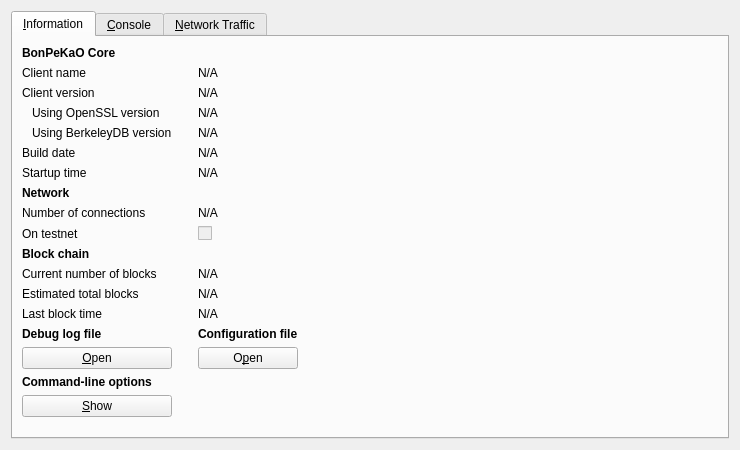
bonpekao/bonpekao, file src/qt/forms/rpcconsole.ui: the form before one commit.
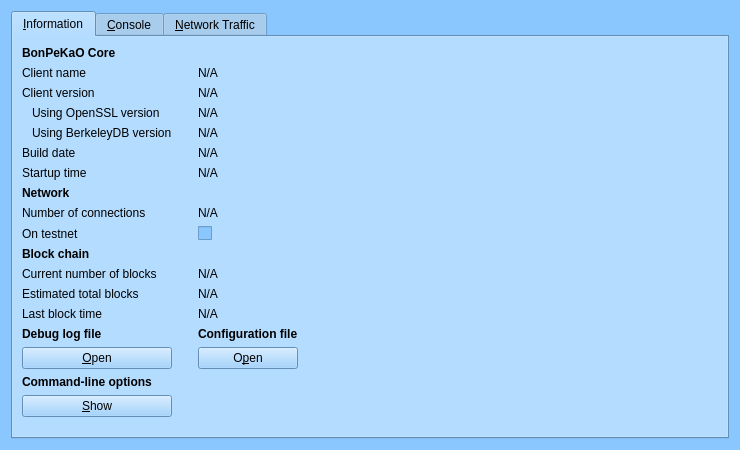
The form after the commit. Icons and pictures are not drawn. Custom widgets are drawn as their Qt base class.

```diff
--- a/src/qt/forms/rpcconsole.ui
+++ b/src/qt/forms/rpcconsole.ui
@@ -10,6 +10,421 @@
     <height>450</height>
    </rect>
   </property>
+  <property name="palette">
+   <palette>
+    <active>
+     <colorrole role="WindowText">
+      <brush brushstyle="SolidPattern">
+       <color alpha="255">
+        <red>0</red>
+        <green>0</green>
+        <blue>0</blue>
+       </color>
+      </brush>
+     </colorrole>
+     <colorrole role="Button">
+      <brush brushstyle="SolidPattern">
+       <color alpha="255">
+        <red>138</red>
+        <green>199</green>
+        <blue>255</blue>
+       </color>
+      </brush>
+     </colorrole>
+     <colorrole role="Light">
+      <brush brushstyle="SolidPattern">
+       <color alpha="255">
+        <red>255</red>
+        <green>255</green>
+        <blue>255</blue>
+       </color>
+      </brush>
+     </colorrole>
+     <colorrole role="Midlight">
+      <brush brushstyle="SolidPattern">
+       <color alpha="255">
+        <red>196</red>
+        <green>227</green>
+        <blue>255</blue>
+       </color>
+      </brush>
+     </colorrole>
+     <colorrole role="Dark">
+      <brush brushstyle="SolidPattern">
+       <color alpha="255">
+        <red>69</red>
+        <green>99</green>
+        <blue>127</blue>
+       </color>
+      </brush>
+     </colorrole>
+     <colorrole role="Mid">
+      <brush brushstyle="SolidPattern">
+       <color alpha="255">
+        <red>92</red>
+        <green>133</green>
+        <blue>170</blue>
+       </color>
+      </brush>
+     </colorrole>
+     <colorrole role="Text">
+      <brush brushstyle="SolidPattern">
+       <color alpha="255">
+        <red>0</red>
+        <green>0</green>
+        <blue>0</blue>
+       </color>
+      </brush>
+     </colorrole>
+     <colorrole role="BrightText">
+      <brush brushstyle="SolidPattern">
+       <color alpha="255">
+        <red>255</red>
+        <green>255</green>
+        <blue>255</blue>
+       </color>
+      </brush>
+     </colorrole>
+     <colorrole role="ButtonText">
+      <brush brushstyle="SolidPattern">
+       <color alpha="255">
+        <red>0</red>
+        <green>0</green>
+        <blue>0</blue>
+       </color>
+      </brush>
+     </colorrole>
+     <colorrole role="Base">
+      <brush brushstyle="SolidPattern">
+       <color alpha="255">
+        <red>255</red>
+        <green>255</green>
+        <blue>255</blue>
+       </color>
+      </brush>
+     </colorrole>
+     <colorrole role="Window">
+      <brush brushstyle="SolidPattern">
+       <color alpha="255">
+        <red>138</red>
+        <green>199</green>
+        <blue>255</blue>
+       </color>
+      </brush>
+     </colorrole>
+     <colorrole role="Shadow">
+      <brush brushstyle="SolidPattern">
+       <color alpha="255">
+        <red>0</red>
+        <green>0</green>
+        <blue>0</blue>
+       </color>
+      </brush>
+     </colorrole>
+     <colorrole role="AlternateBase">
+      <brush brushstyle="SolidPattern">
+       <color alpha="255">
+        <red>196</red>
+        <green>227</green>
+        <blue>255</blue>
+       </color>
+      </brush>
+     </colorrole>
+     <colorrole role="ToolTipBase">
+      <brush brushstyle="SolidPattern">
+       <color alpha="255">
+        <red>255</red>
+        <green>255</green>
+        <blue>220</blue>
+       </color>
+      </brush>
+     </colorrole>
+     <colorrole role="ToolTipText">
+      <brush brushstyle="SolidPattern">
+       <color alpha="255">
+        <red>0</red>
+        <green>0</green>
+        <blue>0</blue>
+       </color>
+      </brush>
+     </colorrole>
+    </active>
+    <inactive>
+     <colorrole role="WindowText">
+      <brush brushstyle="SolidPattern">
+       <color alpha="255">
+        <red>0</red>
+        <green>0</green>
+        <blue>0</blue>
+       </color>
+      </brush>
+     </colorrole>
+     <colorrole role="Button">
+      <brush brushstyle="SolidPattern">
+       <color alpha="255">
+        <red>138</red>
+        <green>199</green>
+        <blue>255</blue>
+       </color>
+      </brush>
+     </colorrole>
+     <colorrole role="Light">
+      <brush brushstyle="SolidPattern">
+       <color alpha="255">
+        <red>255</red>
+        <green>255</green>
+        <blue>255</blue>
+       </color>
+      </brush>
+     </colorrole>
+     <colorrole role="Midlight">
+      <brush brushstyle="SolidPattern">
+       <color alpha="255">
+        <red>196</red>
+        <green>227</green>
+        <blue>255</blue>
+       </color>
+      </brush>
+     </colorrole>
+     <colorrole role="Dark">
+      <brush brushstyle="SolidPattern">
+       <color alpha="255">
+        <red>69</red>
+        <green>99</green>
+        <blue>127</blue>
+       </color>
+      </brush>
+     </colorrole>
+     <colorrole role="Mid">
+      <brush brushstyle="SolidPattern">
+       <color alpha="255">
+        <red>92</red>
+        <green>133</green>
+        <blue>170</blue>
+       </color>
+      </brush>
+     </colorrole>
+     <colorrole role="Text">
+      <brush brushstyle="SolidPattern">
+       <color alpha="255">
+        <red>0</red>
+        <green>0</green>
+        <blue>0</blue>
+       </color>
+      </brush>
+     </colorrole>
+     <colorrole role="BrightText">
+      <brush brushstyle="SolidPattern">
+       <color alpha="255">
+        <red>255</red>
+        <green>255</green>
+        <blue>255</blue>
+       </color>
+      </brush>
+     </colorrole>
+     <colorrole role="ButtonText">
+      <brush brushstyle="SolidPattern">
+       <color alpha="255">
+        <red>0</red>
+        <green>0</green>
+        <blue>0</blue>
+       </color>
+      </brush>
+     </colorrole>
+     <colorrole role="Base">
+      <brush brushstyle="SolidPattern">
+       <color alpha="255">
+        <red>255</red>
+        <green>255</green>
+        <blue>255</blue>
+       </color>
+      </brush>
+     </colorrole>
+     <colorrole role="Window">
+      <brush brushstyle="SolidPattern">
+       <color alpha="255">
+        <red>138</red>
+        <green>199</green>
+        <blue>255</blue>
+       </color>
+      </brush>
+     </colorrole>
+     <colorrole role="Shadow">
+      <brush brushstyle="SolidPattern">
+       <color alpha="255">
+        <red>0</red>
+        <green>0</green>
+        <blue>0</blue>
+       </color>
+      </brush>
+     </colorrole>
+     <colorrole role="AlternateBase">
+      <brush brushstyle="SolidPattern">
+       <color alpha="255">
+        <red>196</red>
+        <green>227</green>
+        <blue>255</blue>
+       </color>
+      </brush>
+     </colorrole>
+     <colorrole role="ToolTipBase">
+      <brush brushstyle="SolidPattern">
+       <color alpha="255">
+        <red>255</red>
+        <green>255</green>
+        <blue>220</blue>
+       </color>
+      </brush>
+     </colorrole>
+     <colorrole role="ToolTipText">
+      <brush brushstyle="SolidPattern">
+       <color alpha="255">
+        <red>0</red>
+        <green>0</green>
+        <blue>0</blue>
+       </color>
+      </brush>
+     </colorrole>
+    </inactive>
+    <disabled>
+     <colorrole role="WindowText">
+      <brush brushstyle="SolidPattern">
+       <color alpha="255">
+        <red>69</red>
+        <green>99</green>
+        <blue>127</blue>
+       </color>
+      </brush>
+     </colorrole>
+     <colorrole role="Button">
+      <brush brushstyle="SolidPattern">
+       <color alpha="255">
+        <red>138</red>
+        <green>199</green>
+        <blue>255</blue>
+       </color>
+      </brush>
+     </colorrole>
+     <colorrole role="Light">
+      <brush brushstyle="SolidPattern">
+       <color alpha="255">
+        <red>255</red>
+        <green>255</green>
+        <blue>255</blue>
+       </color>
+      </brush>
+     </colorrole>
+     <colorrole role="Midlight">
+      <brush brushstyle="SolidPattern">
+       <color alpha="255">
+        <red>196</red>
+        <green>227</green>
+        <blue>255</blue>
+       </color>
+      </brush>
+     </colorrole>
+     <colorrole role="Dark">
+      <brush brushstyle="SolidPattern">
+       <color alpha="255">
+        <red>69</red>
+        <green>99</green>
+        <blue>127</blue>
+       </color>
+      </brush>
+     </colorrole>
+     <colorrole role="Mid">
+      <brush brushstyle="SolidPattern">
+       <color alpha="255">
+        <red>92</red>
+        <green>133</green>
+        <blue>170</blue>
+       </color>
+      </brush>
+     </colorrole>
+     <colorrole role="Text">
+      <brush brushstyle="SolidPattern">
+       <color alpha="255">
+        <red>69</red>
+        <green>99</green>
+        <blue>127</blue>
+       </color>
+      </brush>
+     </colorrole>
+     <colorrole role="BrightText">
+      <brush brushstyle="SolidPattern">
+       <color alpha="255">
+        <red>255</red>
+        <green>255</green>
+        <blue>255</blue>
+       </color>
+      </brush>
+     </colorrole>
+     <colorrole role="ButtonText">
+      <brush brushstyle="SolidPattern">
+       <color alpha="255">
+        <red>69</red>
+        <green>99</green>
+        <blue>127</blue>
+       </color>
+      </brush>
+     </colorrole>
+     <colorrole role="Base">
+      <brush brushstyle="SolidPattern">
+       <color alpha="255">
+        <red>138</red>
+        <green>199</green>
+        <blue>255</blue>
+       </color>
+      </brush>
+     </colorrole>
+     <colorrole role="Window">
+      <brush brushstyle="SolidPattern">
+       <color alpha="255">
+        <red>138</red>
+        <green>199</green>
+        <blue>255</blue>
+       </color>
+      </brush>
+     </colorrole>
+     <colorrole role="Shadow">
+      <brush brushstyle="SolidPattern">
+       <color alpha="255">
+        <red>0</red>
+        <green>0</green>
+        <blue>0</blue>
+       </color>
+      </brush>
+     </colorrole>
+     <colorrole role="AlternateBase">
+      <brush brushstyle="SolidPattern">
+       <color alpha="255">
+        <red>138</red>
+        <green>199</green>
+        <blue>255</blue>
+       </color>
+      </brush>
+     </colorrole>
+     <colorrole role="ToolTipBase">
+      <brush brushstyle="SolidPattern">
+       <color alpha="255">
+        <red>255</red>
+        <green>255</green>
+        <blue>220</blue>
+       </color>
+      </brush>
+     </colorrole>
+     <colorrole role="ToolTipText">
+      <brush brushstyle="SolidPattern">
+       <color alpha="255">
+        <red>0</red>
+        <green>0</green>
+        <blue>0</blue>
+       </color>
+      </brush>
+     </colorrole>
+    </disabled>
+   </palette>
+  </property>
   <property name="windowTitle">
    <string>BonPeKaO - Debug window</string>
   </property>
```
